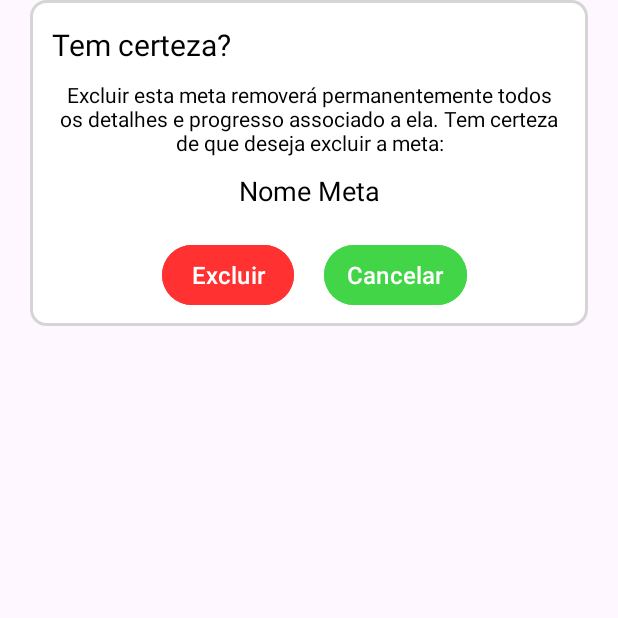
After one commit to LeonardoVRR/Debts, an Android app: the layout_AvisoExclusaoMeta screen opened directly, with no data from a screen before it, on a phone screen of 412 x 824 dp, the top half of it. The commit adds this screen. Run offline under Robolectric (Android 15) with nearby library versions, the phone set to English and light mode, and no system bars.

Commit message:
integração da tela Questionario com o Banco de Dados e criação e configuração do botão excluir meta

```diff
--- a/app/src/main/AndroidManifest.xml
+++ b/app/src/main/AndroidManifest.xml
@@ -16,6 +16,9 @@
         android:supportsRtl="true"
         android:theme="@style/Theme.Debts"
         tools:targetApi="31">
+        <activity
+            android:name=".Dialog_Style.layout_AvisoExclusaoMeta"
+            android:exported="false" />
         <activity
             android:name=".telaAdicionarRendimentos"
             android:exported="false" />
--- /dev/null
+++ b/app/src/main/java/com/example/debts/Dialog_Style/layout_AvisoExclusaoMeta.kt
@@ -0,0 +1,21 @@
+package com.example.debts.Dialog_Style
+
+import android.os.Bundle
+import androidx.activity.enableEdgeToEdge
+import androidx.appcompat.app.AppCompatActivity
+import androidx.core.view.ViewCompat
+import androidx.core.view.WindowInsetsCompat
+import com.example.debts.R
+
+class layout_AvisoExclusaoMeta : AppCompatActivity() {
+    override fun onCreate(savedInstanceState: Bundle?) {
+        super.onCreate(savedInstanceState)
+        enableEdgeToEdge()
+        setContentView(R.layout.activity_layout_aviso_exclusao_meta)
+        ViewCompat.setOnApplyWindowInsetsListener(findViewById(R.id.main)) { v, insets ->
+            val systemBars = insets.getInsets(WindowInsetsCompat.Type.systemBars())
+            v.setPadding(systemBars.left, systemBars.top, systemBars.right, systemBars.bottom)
+            insets
+        }
+    }
+}
--- /dev/null
+++ b/app/src/main/res/drawable/baseline_delete_24.xml
@@ -0,0 +1,5 @@
+<vector xmlns:android="http://schemas.android.com/apk/res/android" android:height="35dp" android:tint="#FF3131" android:viewportHeight="24" android:viewportWidth="24" android:width="35dp">
+
+    <path android:fillColor="@android:color/white" android:pathData="M6,19c0,1.1 0.9,2 2,2h8c1.1,0 2,-0.9 2,-2V7H6v12zM19,4h-3.5l-1,-1h-5l-1,1H5v2h14V4z"/>
+
+</vector>
--- /dev/null
+++ b/app/src/main/res/layout/activity_layout_aviso_exclusao_meta.xml
@@ -0,0 +1,86 @@
+<?xml version="1.0" encoding="utf-8"?>
+<androidx.constraintlayout.widget.ConstraintLayout xmlns:android="http://schemas.android.com/apk/res/android"
+    xmlns:app="http://schemas.android.com/apk/res-auto"
+    xmlns:tools="http://schemas.android.com/tools"
+    android:id="@+id/main"
+    android:layout_width="match_parent"
+    android:layout_height="wrap_content"
+    android:background="@drawable/itemlist_style"
+    android:layout_marginHorizontal="20dp"
+    tools:context=".Dialog_Style.layout_AvisoExclusaoMeta">
+
+    <TextView
+        android:id="@+id/textView29344"
+        android:layout_width="wrap_content"
+        android:layout_height="wrap_content"
+        android:layout_marginStart="10dp"
+        android:layout_marginTop="16dp"
+        android:text="Tem certeza?"
+        android:textColor="#000000"
+        android:textSize="20sp"
+        app:layout_constraintEnd_toEndOf="parent"
+        app:layout_constraintHorizontal_bias="0.019"
+        app:layout_constraintStart_toStartOf="parent"
+        app:layout_constraintTop_toTopOf="parent" />
+
+    <TextView
+        android:id="@+id/textView303456"
+        android:layout_width="match_parent"
+        android:layout_height="wrap_content"
+        android:layout_marginStart="15dp"
+        android:layout_marginTop="10dp"
+        android:layout_marginEnd="15dp"
+        android:text="Excluir esta meta removerá permanentemente todos os detalhes e progresso associado a ela. Tem certeza de que deseja excluir a meta:"
+        android:textAlignment="center"
+        android:textColor="#000000"
+        android:textSize="14sp"
+        app:layout_constraintEnd_toEndOf="parent"
+        app:layout_constraintHorizontal_bias="0.0"
+        app:layout_constraintStart_toStartOf="parent"
+        app:layout_constraintTop_toBottomOf="@+id/textView29344" />
+
+    <TextView
+        android:id="@+id/txt_nomeMetaEcluir"
+        android:layout_width="wrap_content"
+        android:layout_height="wrap_content"
+        android:layout_marginTop="10dp"
+        android:text="Nome Meta"
+        android:textColor="#000000"
+        android:textSize="18sp"
+        app:layout_constraintEnd_toEndOf="parent"
+        app:layout_constraintStart_toStartOf="parent"
+        app:layout_constraintTop_toBottomOf="@+id/textView303456" />
+
+    <Button
+        android:id="@+id/btn_ConfirmarExclusaoMeta"
+        android:layout_width="wrap_content"
+        android:layout_height="wrap_content"
+        android:layout_marginStart="88dp"
+        android:layout_marginTop="20dp"
+        android:layout_marginBottom="10dp"
+        android:backgroundTint="#ff3131"
+        android:paddingLeft="15dp"
+        android:paddingRight="15dp"
+        android:text="Excluir"
+        android:textColor="#FFFFFF"
+        android:textSize="16sp"
+        app:layout_constraintBottom_toBottomOf="parent"
+        app:layout_constraintStart_toStartOf="parent"
+        app:layout_constraintTop_toBottomOf="@+id/txt_nomeMetaEcluir" />
+
+    <Button
+        android:id="@+id/btn_CancelarExclusaoMeta"
+        android:layout_width="wrap_content"
+        android:layout_height="wrap_content"
+        android:layout_marginStart="20dp"
+        android:backgroundTint="#42D547"
+        android:paddingLeft="15dp"
+        android:paddingRight="15dp"
+        android:text="Cancelar"
+        android:textColor="#FFFFFF"
+        android:textSize="16sp"
+        app:layout_constraintBottom_toBottomOf="@+id/btn_ConfirmarExclusaoMeta"
+        app:layout_constraintStart_toEndOf="@+id/btn_ConfirmarExclusaoMeta"
+        app:layout_constraintTop_toTopOf="@+id/btn_ConfirmarExclusaoMeta" />
+
+</androidx.constraintlayout.widget.ConstraintLayout>
```
Also changed, not shown: app/src/main/java/com/example/debts/BD_SQLite_App/BancoDados.kt (+61 -0 lines), app/src/main/java/com/example/debts/aviso_Deletar_Meta/avisoDeletarMeta.kt (added, +58 -0 lines), app/src/main/java/com/example/debts/lista_DebtMap/adapter_DebtMap.kt (+31 -5 lines), app/src/main/java/com/example/debts/lista_DebtMap/adapter_Item_DebtMap.kt (+15 -2 lines), app/src/main/java/com/example/debts/tela_Consulta_IA.kt (+45 -1 lines), app/src/main/res/layout/lyt_item_debtmap.xml (+24 -12 lines), app/src/main/assets/Debts.db, 1 other file.
